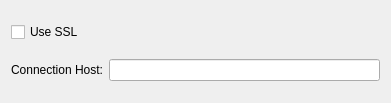
This is plugins/jabber/protooptions.ui in xjohncz/saje as Qt 5 draws it before an edit. The edited form follows.
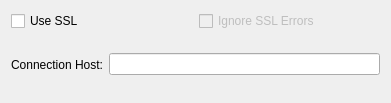
This is the edited form. Custom widgets are drawn as their Qt base class.

Commit message: show values in gateway registration form show iq errors

The edit to the form file:
```diff
--- a/plugins/jabber/protooptions.ui
+++ b/plugins/jabber/protooptions.ui
@@ -12,18 +12,50 @@
   <property name="windowTitle" >
    <string>ProtoOptions</string>
   </property>
-  <layout class="QVBoxLayout" >
+  <layout class="QVBoxLayout" name="verticalLayout" >
    <item>
-    <widget class="QCheckBox" name="chkSSL" >
-     <property name="text" >
-      <string>Use SSL</string>
-     </property>
-    </widget>
+    <layout class="QHBoxLayout" name="horizontalLayout" >
+     <item>
+      <widget class="QCheckBox" name="chkSSL" >
+       <property name="sizePolicy" >
+        <sizepolicy vsizetype="Preferred" hsizetype="Preferred" >
+         <horstretch>0</horstretch>
+         <verstretch>0</verstretch>
+        </sizepolicy>
+       </property>
+       <property name="text" >
+        <string>Use SSL</string>
+       </property>
+      </widget>
+     </item>
+     <item>
+      <widget class="QCheckBox" name="chkIgnoreSSLErrors" >
+       <property name="enabled" >
+        <bool>false</bool>
+       </property>
+       <property name="sizePolicy" >
+        <sizepolicy vsizetype="Preferred" hsizetype="Preferred" >
+         <horstretch>0</horstretch>
+         <verstretch>0</verstretch>
+        </sizepolicy>
+       </property>
+       <property name="text" >
+        <string>Ignore SSL Errors</string>
+       </property>
+      </widget>
+     </item>
+    </layout>
    </item>
    <item>
     <layout class="QHBoxLayout" >
      <item>
       <widget class="QLabel" name="label" >
+       <property name="sizePolicy" >
+        <sizepolicy vsizetype="Expanding" hsizetype="Preferred" >
+         <horstretch>0</horstretch>
+         <verstretch>0</verstretch>
+        </sizepolicy>
+       </property>
        <property name="text" >
         <string>Connection Host:</string>
        </property>
```
Left out of the diff: 20 changed lines with no effect on the pictures. The commit also changes 12 other files.
